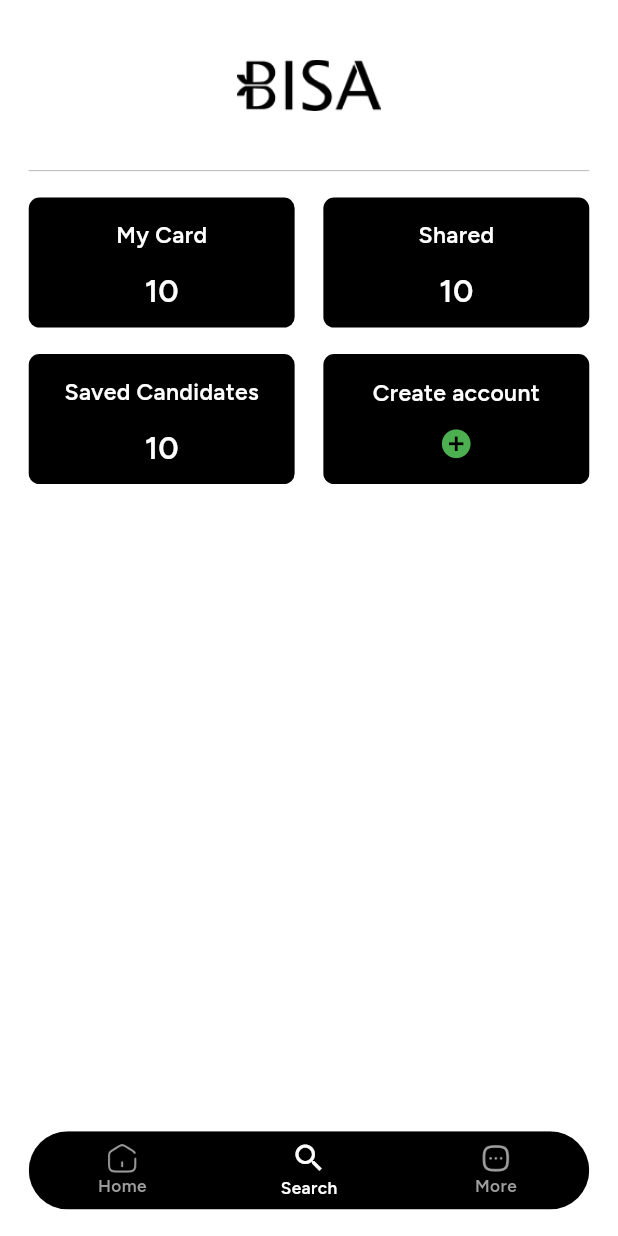
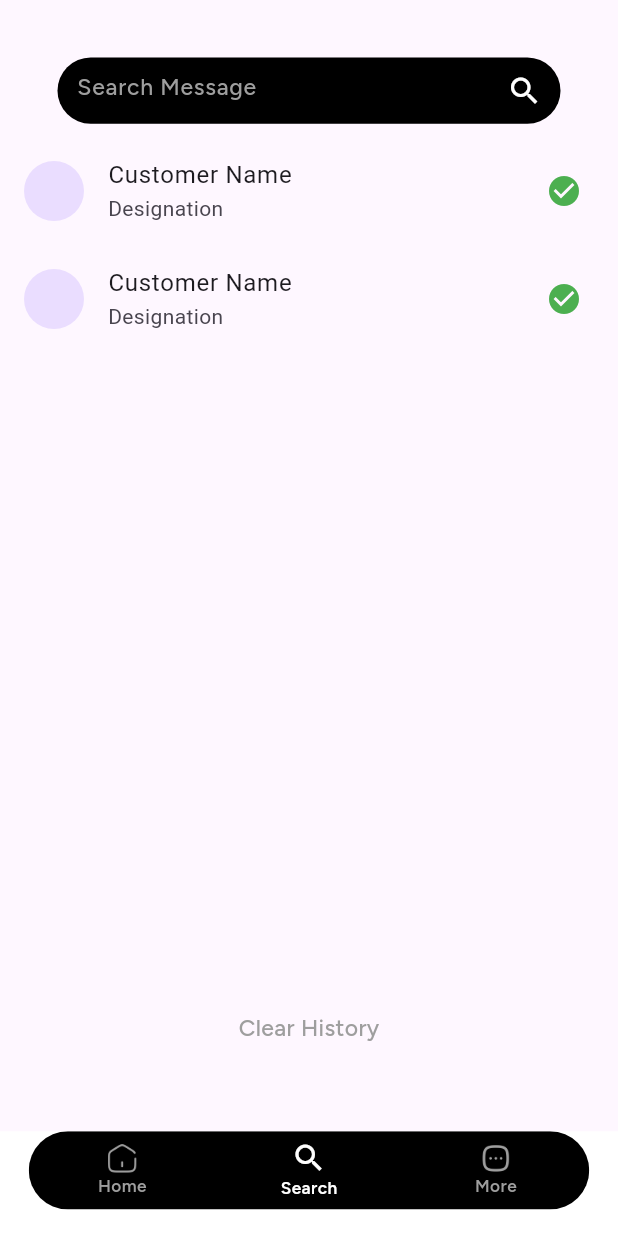
Before and after one commit to hashircodignus/bisa_app, a Flutter app: the screen it shows after launch, item 2 of the bottom bar chosen, on a phone screen of 412 x 824 dp. Run offline on Flutter 3.47's test engine with Material 3 defaults, Android fonts, the phone set to English and light mode, and no system bars; our stand-ins replace cloud_firestore, country_picker, firebase_auth, firebase_core, flutter_bloc, flutter_screenutil and 5 more; accounts and stored records are empty.

Commit message:
search page

```diff
--- a/lib/src/presentation/dashboard_screen/dashboard_page.dart
+++ /dev/null
@@ -1,114 +0,0 @@
-import 'package:bisa_app/src/presentation/dashboard_screen/widget/grid_view_card.dart';
-import 'package:flutter/material.dart';
-import 'package:flutter_screenutil/flutter_screenutil.dart';
-import '../../utils/resources/asset_resources.dart';
-import '../../utils/resources/theme.dart';
-import '../more_screen/create_card_screen/create_business_card_page.dart';
-import '../more_screen/create_card_screen/create_individual_card_page.dart';
-import '../widget/pop_up_alert_dialog_box_widget.dart';
-
-class DashboardPage extends StatelessWidget {
-  const DashboardPage({super.key});
-
-  @override
-  Widget build(BuildContext context) {
-    return Scaffold(
-     appBar: AppBar(
-       elevation: 0,
-        backgroundColor: AppTheme.backColor,
-        toolbarHeight: 129.h,
-        title:  Image(image: const AssetImage(AssetResources.appLogo),height: 39.h,width: 105.w,),
-       centerTitle: true,
-       bottom:  PreferredSize(preferredSize: Size.square(0.h), child: Padding(
-         padding: EdgeInsets.only(left: 20.w,right: 20.w),
-         child:  Divider(height: 0.h,thickness: 0.5.w,color: AppTheme.smallText,),
-       )),
-      ),
-      body: Container(
-        padding:  EdgeInsets.only(left: 20.w,right: 20.w,top: 20.h),
-        color: AppTheme.backColor,
-        child: GridView(
-        gridDelegate:  SliverGridDelegateWithFixedCrossAxisCount(
-            crossAxisCount: 2,
-          mainAxisSpacing: 20.h,crossAxisSpacing: 20.w,
-          mainAxisExtent: 98.h,
-        ),
-        children: [
-          GridViewCard(subtitle: Text("10",style: AppTheme.headTextWhite,), title: 'My Card',),
-          GridViewCard(subtitle: Text("10",style: AppTheme.headTextWhite,), title: 'Shared',),
-          GridViewCard(subtitle: Text("10",style: AppTheme.headTextWhite,), title: 'Saved Candidates',),
-           GridViewCard(subtitle: Icon(Icons.add_circle,color: Colors.green,size: 26.h,), title: 'Create account',onTap: ()=>showDialog(context: context, builder: (BuildContext context){
-             return PopUpAlertDialogBox(
-               widget: Column(
-                 mainAxisAlignment: MainAxisAlignment.center,
-                 children: [
-                   InkWell(
-                     onTap:()
-                     { Navigator.pop(context);
-                     Navigator.push(context, MaterialPageRoute(builder: (context)=> CreateBusinessCardPage()));
-
-                     },
-                     child: Card(
-                       elevation:2,
-                       child: Container(
-                         padding: const EdgeInsets.only(left: 10,right: 10),
-                         height: 60,
-                         width: 300,
-                         decoration: BoxDecoration(
-                           borderRadius: BorderRadius.circular(8),
-                           color: Colors.white,
-                           //border: Border.all(color: AppTheme.smallText,width: 0.2),
-                           // boxShadow: [BoxShadow(
-                           //   color: AppTheme.textColor,blurRadius: 1
-                           // )]
-                         ),
-                         child: Row(
-                           children: [
-                             const Icon(Icons.card_travel_outlined,color: AppTheme.textColor,),
-                             const SizedBox(width: 20,),
-                             Text("Create Business",style: AppTheme.tabText,)
-                           ],
-                         ),
-                       ),
-                     ),
-                   ),
-                   InkWell(
-                     onTap: (){
-                       Navigator.pop(context);
-                       Navigator.push(context, MaterialPageRoute(builder: (context)=> CreateIndividualCardPage()));},
-                     child: Card(
-                       elevation:2,
-                       child: Container(
-                         padding: const EdgeInsets.only(left: 10,right: 10),
-                         height: 60,
-                         width: 300,
-                         decoration: BoxDecoration(
-                           borderRadius: BorderRadius.circular(8),
-                           color: Colors.white,
-                           //border: Border.all(color: AppTheme.smallText,width: 0.2),
-                           // boxShadow: [BoxShadow(
-                           //   color: AppTheme.textColor,blurRadius: 1
-                           // )]
-                         ),
-                         child: Row(
-                           children: [
-                             const Icon(Icons.person,color: AppTheme.textColor,),
-                             const SizedBox(width: 20,),
-                             Text("Create Individual",style: AppTheme.tabText,)
-                           ],
-                         ),
-                       ),
-                     ),
-                   ),
-                 ],
-               ), height: 250, color: AppTheme.backColor,
-             );
-           }),),
-
-
-        ],
-        ),
-      ),
-    );
-  }
-}
--- a/lib/src/presentation/home_screen/bottom_nav_bar.dart
+++ b/lib/src/presentation/home_screen/bottom_nav_bar.dart
@@ -1,4 +1,4 @@
-import 'package:bisa_app/src/presentation/dashboard_screen/dashboard_page.dart';
+import 'package:bisa_app/src/presentation/search_screen/search_page.dart';
 import 'package:bisa_app/src/presentation/home_screen/home_page.dart';
 import 'package:bisa_app/src/presentation/more_screen/more_page.dart';
 import 'package:bisa_app/src/utils/resources/asset_resources.dart';
@@ -19,7 +19,7 @@ class _BottomNavBarPageState extends State<BottomNavBarPage> {
 
   final List<Widget> _list=[
     const HomePage(),
-    const DashboardPage(),
+    const SearchPage(),
 
   ];
 
@@ -60,7 +60,7 @@ class _BottomNavBarPageState extends State<BottomNavBarPage> {
               elevation: 0,
               items:   <BottomNavigationBarItem>[
                 BottomNavigationBarItem(
-                    icon: ImageIcon(AssetImage(AssetResources.homeIcon),size: 22.sp,),
+                    icon: ImageIcon(const AssetImage(AssetResources.homeIcon),size: 22.sp,),
                     label: "Home",
                 ),
                 BottomNavigationBarItem(
@@ -68,7 +68,7 @@ class _BottomNavBarPageState extends State<BottomNavBarPage> {
                     label: "Search"
                 ),
                 BottomNavigationBarItem(
-                    icon: ImageIcon(AssetImage(AssetResources.moreIcon),size: 22.sp,),
+                    icon: ImageIcon(const AssetImage(AssetResources.moreIcon),size: 22.sp,),
                     label: "More",
 
                 ),
--- /dev/null
+++ b/lib/src/presentation/search_screen/search_page.dart
@@ -0,0 +1,78 @@
+import 'package:bisa_app/src/presentation/profile_screen/profile_page.dart';
+import 'package:bisa_app/src/presentation/widget/search_text_field.dart';
+import 'package:flutter/material.dart';
+import 'package:flutter_screenutil/flutter_screenutil.dart';
+import '../../utils/resources/theme.dart';
+
+class SearchPage extends StatelessWidget {
+  const SearchPage({super.key});
+
+  @override
+  Widget build(BuildContext context) {
+    return Scaffold(
+      appBar: AppBar(
+        bottom: PreferredSize(
+            preferredSize: Size.square(30.h),
+            child: Padding(
+              padding: EdgeInsets.symmetric(horizontal: 40.w),
+              child: Container(
+                  height: 50.h,
+                  width: 350.w,
+                  decoration: BoxDecoration(
+                      borderRadius: BorderRadiusDirectional.circular(60.r),
+                      color: Colors.black),
+                  child: SearchTextField(
+                    hintText: "Search Message",
+                    cursorColor: AppTheme.smallText,
+                    hintStyle: AppTheme.smallHead,
+                    icon: const Icon(
+                      Icons.search,
+                      color: AppTheme.backColor,
+                    ),
+                    style: AppTheme.smallHeadWhite,
+                  )),
+            )),
+      ),
+      body: SingleChildScrollView(
+          child: Column(
+        children: [
+          SizedBox(
+            height: 10.h,
+          ),
+          SizedBox(
+            height: 640.h,
+            child: ListView.builder(
+                shrinkWrap: true,
+                itemCount: 2,
+                itemBuilder: (context, index) {
+                  return GestureDetector(
+                    onTap: () {
+                      Navigator.push(
+                          context,
+                          MaterialPageRoute(
+                              builder: (context) => const ProfilePage()));
+                    },
+                    child: const ListTile(
+                      leading: CircleAvatar(),
+                      trailing: Icon(
+                        Icons.check_circle,
+                        color: Colors.green,
+                      ),
+                      title: Text("Customer Name"),
+                      subtitle: Text("Designation"),
+                    ),
+                  );
+                }),
+          ),
+          SizedBox(
+            height: 20.h,
+          ),
+          Text(
+            "Clear History",
+            style: AppTheme.smallHead,
+          )
+        ],
+      )),
+    );
+  }
+}
--- a/lib/src/presentation/widget/search_text_field.dart
+++ b/lib/src/presentation/widget/search_text_field.dart
@@ -15,11 +15,13 @@ class SearchTextField extends StatelessWidget {
   @override
   Widget build(BuildContext context) {
     return TextFormField(
+
       onTap: onTap,
       textAlignVertical: TextAlignVertical.center,
       cursorColor: cursorColor,
       style: style,
       decoration:  InputDecoration(
+        contentPadding: EdgeInsets.all(13),
           hintText: hintText,
           hintStyle: hintStyle,
           prefixIcon: prefix,
@@ -28,6 +30,7 @@ class SearchTextField extends StatelessWidget {
           focusedErrorBorder: InputBorder.none,
           errorBorder: InputBorder.none,
           suffixIcon:icon
+
       ),
     );
   }
--- a/lib/src/utils/resources/asset_resources.dart
+++ b/lib/src/utils/resources/asset_resources.dart
@@ -1,4 +1,4 @@
-import 'package:flutter/material.dart';
+
 
 class AssetResources{
   static const appLogo = "assets/images/bisa_logo.png";
```
Also changed, not shown: lib/src/presentation/home_screen/home_page.dart (+50 -43 lines), lib/src/presentation/search_screen/widget/grid_view_card.dart (renamed from lib/src/presentation/dashboard_screen/widget/grid_view_card.dart).
